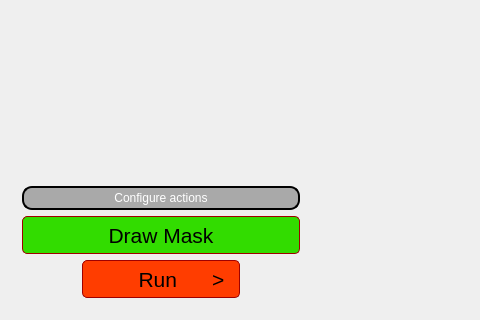
This is mainwindow.ui in dboun/MultiPatientImageProcessing as Qt 5 draws it before an edit; both pictures show x 0 to 480 and y 370 to 690 of the 986 by 690 pixel window. The edited form follows.
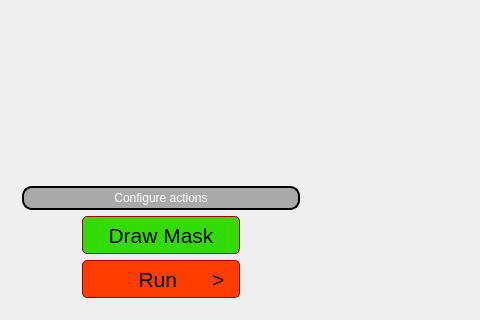
This is the edited form.

The edit to the form file:
```diff
--- a/mainwindow.ui
+++ b/mainwindow.ui
@@ -70,7 +70,7 @@
          </property>
         </widget>
        </item>
-       <item>
+       <item alignment="Qt::AlignHCenter">
         <widget class="QPushButton" name="SegmentationBtn">
          <property name="styleSheet">
           <string notr="true">QPushButton { font:21px; height:30px;width:150px;color:black; background-color:rgb(50,220,0); border-style: solid; border-color: #9f0000; border-width: 1px; border-radius: 5px; padding: 3px;}
```
Left out of the diff: 2 changed lines with no effect on the pictures.
